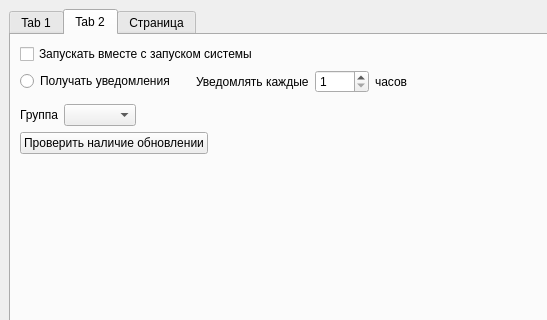
Qt form Actualochka/ui/mainwindow.ui (OmarSyba/MPEI-Actualochka) before a commit; both pictures show x 0 to 547 and y 0 to 320 of the 858 by 598 pixel window.
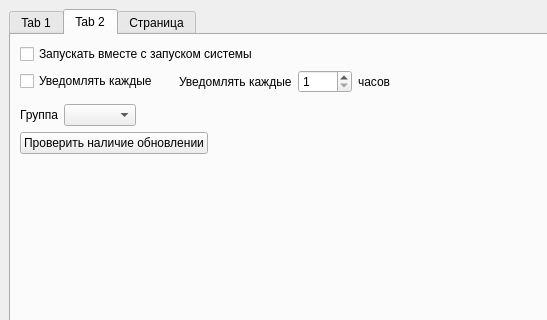
The same form after that commit.

Commit message: add logger and changed radio button to check button

What changed in the file:
```diff
--- a/Actualochka/ui/mainwindow.ui
+++ b/Actualochka/ui/mainwindow.ui
@@ -132,9 +132,9 @@
           <item>
            <layout class="QHBoxLayout" name="horizontalLayout_3">
             <item>
-             <widget class="QRadioButton" name="radioButtonNotify">
+             <widget class="QCheckBox" name="checkBoxNotify">
               <property name="text">
-               <string>Получать уведомления</string>
+               <string>Уведомлять каждые</string>
               </property>
              </widget>
             </item>
```
The commit also changes 7 other files.
